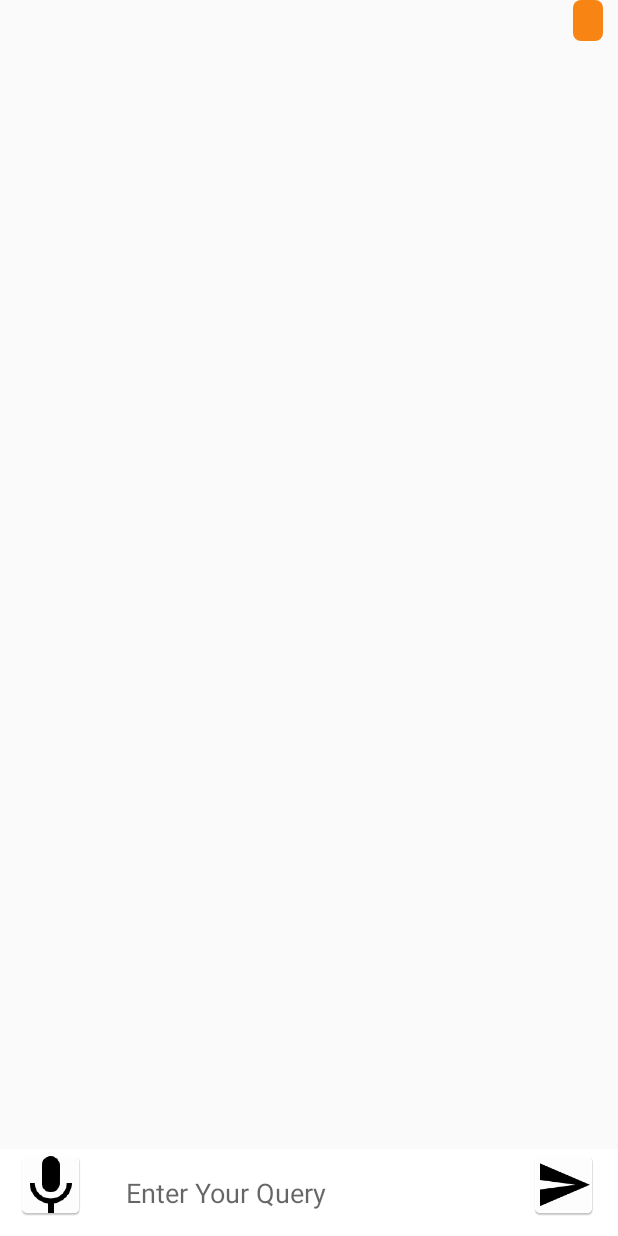
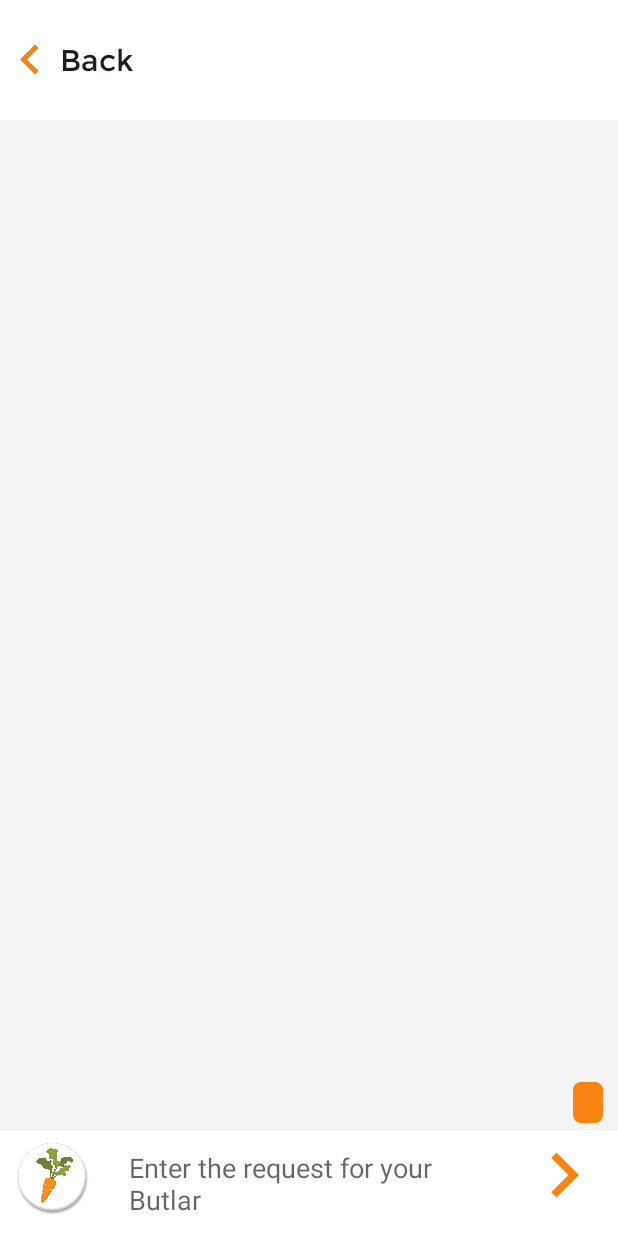
Before and after one commit to nyuad-hackathon-2020/the-butlar, an Android app: the MainActivity screen opened directly, with no data from a screen before it, after a tap on an icon or button, on a phone screen of 412 x 824 dp. Run offline under Robolectric (Android 15) with nearby library versions, the light colour scheme and no system bars; libraries missing offline, so code that uses them is left out: com.ibm.cloud, com.ibm.watson; pictures from the network do not load; 14 statements that could not run were skipped.

Commit message:
Chatlog Touchupsss

```diff
--- /dev/null
+++ b/app/src/main/res/drawable/back.xml
@@ -0,0 +1,18 @@
+<vector xmlns:android="http://schemas.android.com/apk/res/android"
+        android:width="40dp"
+        android:height="40dp"
+        android:viewportWidth="24.0"
+        android:viewportHeight="24.0">
+
+    <group
+        android:name="rotationGroup"
+        android:pivotX="12"
+        android:scaleX="-1">
+
+        <path
+            android:fillColor="@color/colorPrimary"
+            android:pathData="M8.59,16.34l4.58,-4.59 -4.58,-4.59L10,5.75l6,6 -6,6z"/>
+
+    </group>
+
+</vector>
--- /dev/null
+++ b/app/src/main/res/drawable/send.xml
@@ -0,0 +1,9 @@
+<vector xmlns:android="http://schemas.android.com/apk/res/android"
+        android:width="40dp"
+        android:height="40dp"
+        android:viewportWidth="24.0"
+        android:viewportHeight="24.0">
+    <path
+        android:fillColor="@color/colorPrimary"
+        android:pathData="M8.59,16.34l4.58,-4.59 -4.58,-4.59L10,5.75l6,6 -6,6z"/>
+</vector>
--- a/app/src/main/res/layout/content_chat_room.xml
+++ b/app/src/main/res/layout/content_chat_room.xml
@@ -8,15 +8,39 @@
     tools:context="com.example.vmac.WatBot.views.MainActivity"
     tools:showIn="@layout/activity_main">
 
+    <LinearLayout
+        android:id="@+id/headerLinear"
+        android:layout_width="match_parent"
+        android:layout_height="wrap_content"
+        android:background="@color/white"
+        android:orientation="horizontal">
+
+        <Button
+            android:id="@+id/backButton"
+            android:layout_width="wrap_content"
+            android:layout_height="80dp"
+            android:text="Back"
+            android:drawableStart="@drawable/back"
+            android:background="#00FFFFFF"
+            android:textAllCaps="false"
+            android:fontFamily="@font/montserrat"
+            android:textColor="@color/colorPrimaryDark"
+            android:textSize="20sp"/>
+
+    </LinearLayout>
+
     <android.support.v7.widget.RecyclerView
         android:id="@+id/recycler_view"
         android:layout_width="match_parent"
-        android:layout_height="wrap_content"
-        android:layout_marginBottom="50dp"
+        android:layout_height="match_parent"
+        android:background="#F4F4F4"
+        android:layout_below="@id/headerLinear"
+        android:layout_above="@id/sendingLinear"
         android:scrollbars="vertical"
         app:layout_behavior="@string/appbar_scrolling_view_behavior" />
 
     <LinearLayout
+        android:id="@+id/sendingLinear"
         android:layout_width="match_parent"
         android:layout_height="wrap_content"
         android:layout_alignParentStart="true"
@@ -27,14 +51,14 @@
 
         <android.support.v7.widget.AppCompatImageButton
             android:id="@+id/btn_record"
-            android:layout_width="wrap_content"
-            android:layout_height="match_parent"
+            android:layout_width="60dp"
+            android:layout_height="60dp"
             android:layout_marginBottom="10dp"
             android:background="@null"
             android:elevation="0dp"
             android:paddingLeft="10dp"
             android:scaleType="fitCenter"
-            android:src="@mipmap/ic_mic" />
+            android:src="@drawable/carrotbutton" />
 
         <EditText
             android:id="@+id/message"
@@ -48,14 +72,6 @@
             android:lines="1"
             android:paddingLeft="10dp" />
 
-        <!--<Button android:id="@+id/btn_send"
-            android:layout_width="0dp"
-            android:layout_height="wrap_content"
-            android:layout_weight="1"
-            android:background="@null"
-            android:text="ASK"
-            android:textSize="16dp"
-            android:textColor="@color/colorPrimary" />-->
         <android.support.v7.widget.AppCompatImageButton
             android:id="@+id/btn_send"
             android:layout_width="0dp"
@@ -66,8 +82,7 @@
             android:elevation="0dp"
             android:paddingLeft="10dp"
             android:scaleType="fitCenter"
-            android:src="@mipmap/ic_send" />
-
+            android:src="@drawable/send" />
 
     </LinearLayout>
 
--- a/app/src/main/res/values/strings.xml
+++ b/app/src/main/res/values/strings.xml
@@ -1,5 +1,5 @@
 <resources>
     <string name="app_name">Butlar</string>
-    <string name="what_s_on_your_mind">Enter Your Query</string>
+    <string name="what_s_on_your_mind">Enter the request for your Butlar</string>
     <string name="menu_refresh">Refresh</string>
 </resources>
```
